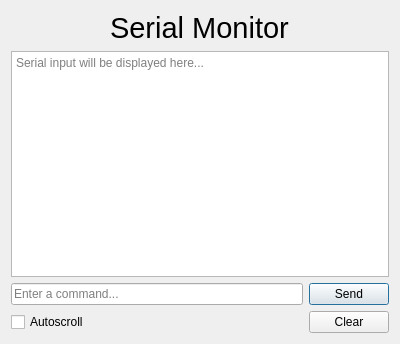
The window that microstation/ui/serial_monitor.ui (TheCheese42/microstation) describes before a commit, drawn with Qt 5.
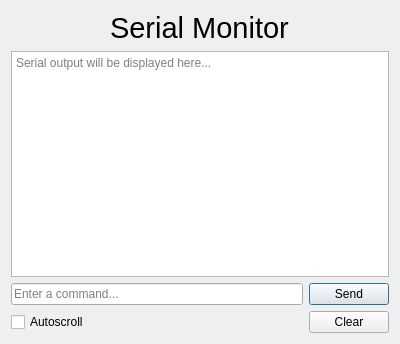
The same window after the commit. Icons and pictures are not drawn.

Commit message: Completed languages

```diff
--- a/microstation/ui/serial_monitor.ui
+++ b/microstation/ui/serial_monitor.ui
@@ -36,7 +36,7 @@
       <string>Everything that is received by a connected Microcontroller at the selected Port will be displayed here.</string>
      </property>
      <property name="placeholderText">
-      <string>Serial input will be displayed here...</string>
+      <string>Serial output will be displayed here...</string>
      </property>
     </widget>
    </item>
```
The commit also changes 2 other files.
